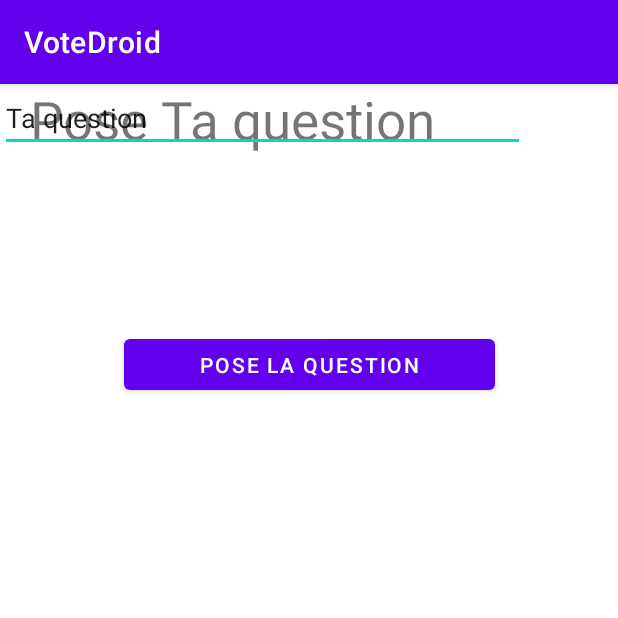
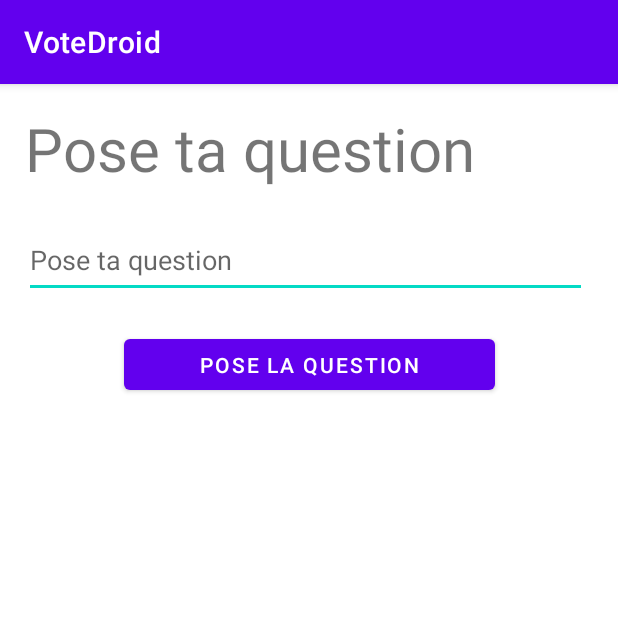
Before and after one commit to Felix-Gagne/A21-4203N5-VotoDroid-Gagne, an Android app: the AjouterActivity screen opened directly, with no data from a screen before it, on a phone screen of 412 x 824 dp, the top half of it. Run offline under Robolectric (Android 15) with nearby library versions, the phone set to English and light mode, and no system bars.

Commit message:
Finalisation de la page d'ajout.
Finalisation du layout de la page d'ajout.

```diff
--- a/app/src/main/java/felix/gagne/votodroidgagne/AjouterActivity.java
+++ b/app/src/main/java/felix/gagne/votodroidgagne/AjouterActivity.java
@@ -2,14 +2,35 @@ package felix.gagne.votodroidgagne;
 
 import androidx.appcompat.app.AppCompatActivity;
 
+import android.content.Intent;
 import android.os.Bundle;
+import android.view.View;
+
+import felix.gagne.votodroidgagne.databinding.ActivityAjouterBinding;
+import felix.gagne.votodroidgagne.databinding.ActivityMainBinding;
 
 public class AjouterActivity extends AppCompatActivity {
+
+    ActivityAjouterBinding binding;
+
 
     @Override
     protected void onCreate(Bundle savedInstanceState) {
         setTitle("VoteDroid");
         super.onCreate(savedInstanceState);
         setContentView(R.layout.activity_ajouter);
+
+
+        binding = ActivityAjouterBinding.inflate(getLayoutInflater());
+        View view = binding.getRoot();
+        setContentView(view);
+
+        binding.poseLaQuestion.setOnClickListener(new View.OnClickListener() {
+            @Override
+            public void onClick(View v) {
+                Intent i1 = new Intent(AjouterActivity.this, MainActivity.class);
+                startActivity(i1);
+            }
+        });
     }
 }
--- a/app/src/main/res/layout/activity_ajouter.xml
+++ b/app/src/main/res/layout/activity_ajouter.xml
@@ -17,20 +17,30 @@
         app:layout_constraintTop_toTopOf="parent"
         app:layout_constraintVertical_bias="0.227" />
 
+
     <TextView
-        android:layout_width="300dp"
-        android:layout_height="50dp"
-        android:layout_marginEnd="92dp"
-        android:text="Pose Ta question"
-        android:textSize="35dp"
-        app:layout_constraintEnd_toEndOf="parent"
-        tools:layout_editor_absoluteY="16dp" />
+        android:layout_width="386dp"
+        android:layout_height="60dp"
+        android:text="Pose ta question"
+        android:textSize="40dp"
+        app:layout_constraintBottom_toBottomOf="parent"
+        app:layout_constraintHorizontal_bias="0.64"
+        app:layout_constraintLeft_toLeftOf="parent"
+        app:layout_constraintRight_toRightOf="parent"
+        app:layout_constraintTop_toTopOf="parent"
+        app:layout_constraintVertical_bias="0.023" />
 
     <EditText
-        android:layout_width="350dp"
-        android:layout_height="wrap_content"
-        android:text="Ta question"
-        tools:layout_editor_absoluteX="19dp"
-        tools:layout_editor_absoluteY="84dp" />
+        android:id="@+id/question"
+        android:layout_width="375dp"
+        android:layout_height="50dp"
+        android:hint="Pose ta question"
+        android:inputType="text"
+        app:layout_constraintBottom_toBottomOf="parent"
+        app:layout_constraintHorizontal_bias="0.444"
+        app:layout_constraintLeft_toLeftOf="parent"
+        app:layout_constraintRight_toRightOf="parent"
+        app:layout_constraintTop_toTopOf="parent"
+        app:layout_constraintVertical_bias="0.129" />
 
 </androidx.constraintlayout.widget.ConstraintLayout>
```
